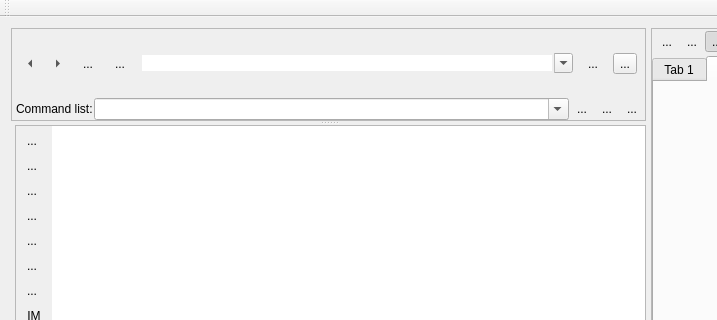
Qt form nutshellqt.ui (vjetten/NutShell) before a commit; both pictures show x 0 to 717 and y 0 to 320 of the 1124 by 650 pixel window.
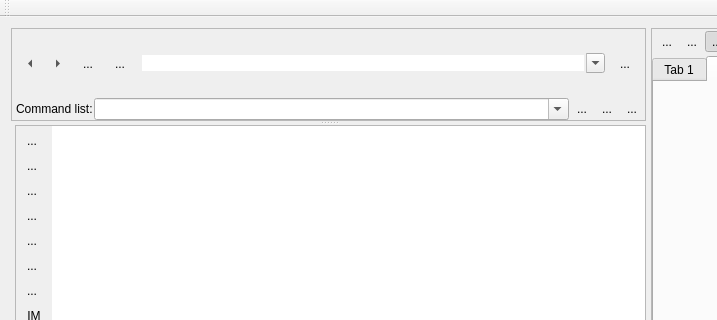
The same form after that commit. Icons and pictures are not drawn.

Diff of the .ui file:
```diff
--- a/nutshellqt.ui
+++ b/nutshellqt.ui
@@ -220,7 +220,6 @@
               </property>
               <property name="font">
                <font>
-                <weight>75</weight>
                 <bold>true</bold>
                </font>
               </property>
@@ -258,13 +257,6 @@
               </property>
              </widget>
             </item>
-            <item>
-             <widget class="QToolButton" name="toolButton_clearWorkdirs">
-              <property name="text">
-               <string>...</string>
-              </property>
-             </widget>
-            </item>
            </layout>
           </widget>
          </item>
```
Left out of the diff: 4 changed lines with no effect on the pictures.
